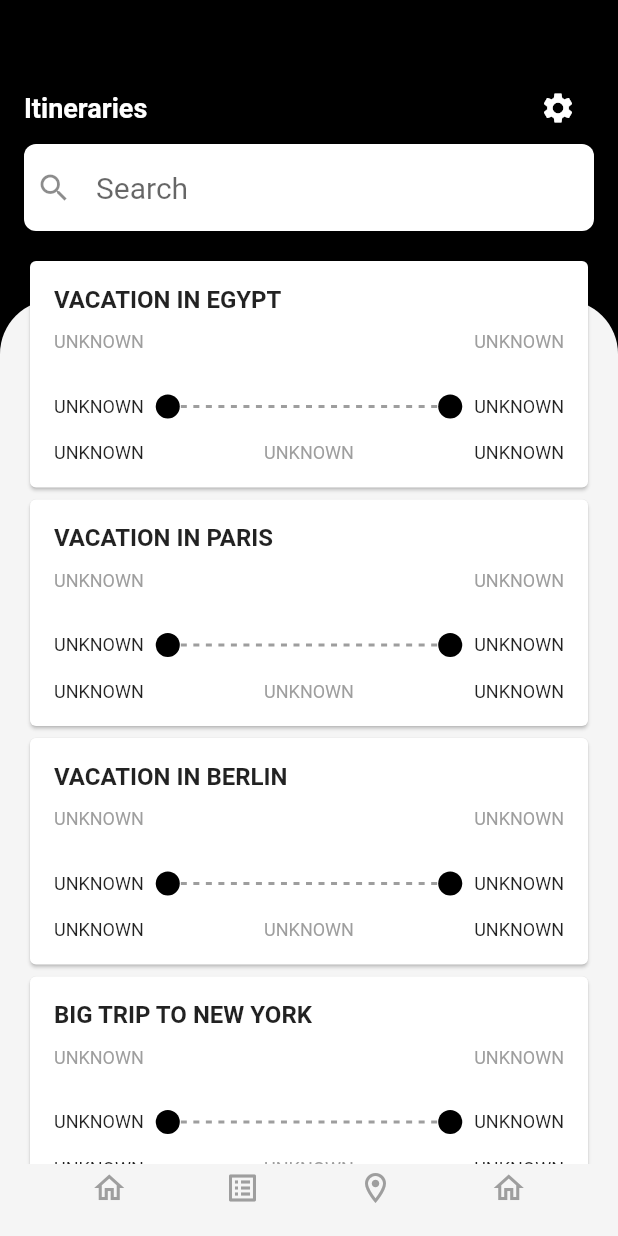
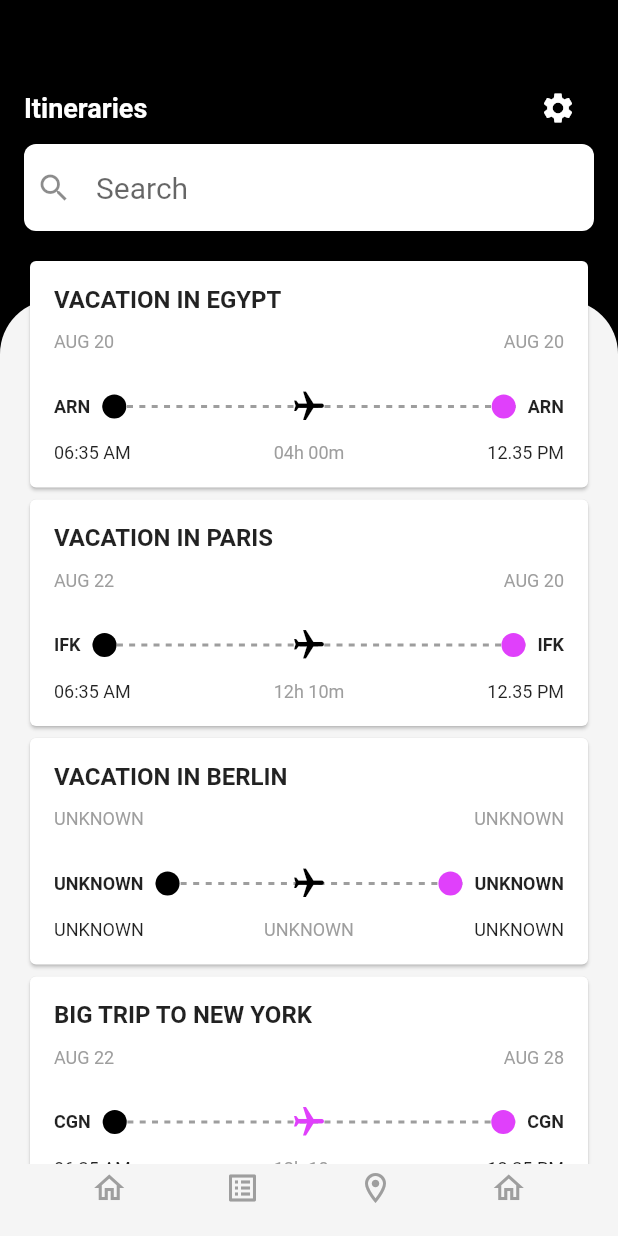
Before and after one commit to QD1221/flight_booking_app, a Flutter app: the TicketPage screen opened by its route, on a phone screen of 412 x 824 dp. Run offline on Flutter 3.47's test engine with Material 2 defaults, Android fonts, the phone set to English and light mode, and no system bars; our stand-ins replace flutter_svg, get, slider_button; missing offline and left inert: barcode; network calls fail.

Commit message:
4th commit

```diff
--- a/lib/model/flight_ticket.dart
+++ b/lib/model/flight_ticket.dart
@@ -1,4 +1,4 @@
-class FlightTicket{
+class FlightTicket {
   String? title;
   String? fromDate;
   String? fromTime;
@@ -23,15 +23,40 @@ class FlightTicket{
 
 List<FlightTicket> ticketItems = [
   FlightTicket(
-    title: 'VACATION IN EGYPT'
+    title: 'VACATION IN EGYPT',
+    fromDate: 'AUG 20',
+    fromTime: '06:35 AM',
+    arriveDate: 'AUG 20',
+    arriveTime: '12.35 PM',
+    elapsedTime: '04h 00m',
+    destination: 'ARN',
+    origin: 'ARN',
+    isRunning: false,
   ),
   FlightTicket(
-      title: 'VACATION IN PARIS'
+    title: 'VACATION IN PARIS',
+    fromDate: 'AUG 22',
+    fromTime: '06:35 AM',
+    arriveDate: 'AUG 20',
+    arriveTime: '12.35 PM',
+    elapsedTime: '12h 10m',
+    destination: 'COG',
+    origin: 'IFK',
+    isRunning: false,
   ),
   FlightTicket(
-      title: 'VACATION IN BERLIN'
+    title: 'VACATION IN BERLIN',
+
   ),
   FlightTicket(
-      title: 'BIG TRIP TO NEW YORK'
+    title: 'BIG TRIP TO NEW YORK',
+    fromDate: 'AUG 22',
+    fromTime: '06:35 AM',
+    arriveDate: 'AUG 28',
+    arriveTime: '12.35 PM',
+    elapsedTime: '12h 10m',
+    destination: 'GOT',
+    origin: 'CGN',
+    isRunning: true,
   )
 ];
--- a/lib/ui/start_page.dart
+++ b/lib/ui/start_page.dart
@@ -1,4 +1,3 @@
-import 'package:flight_booking_app/ui/ticket_page.dart';
 import 'package:flutter/material.dart';
 import 'package:get/get.dart';
 import 'package:slider_button/slider_button.dart';
--- a/lib/ui/ticket_page.dart
+++ b/lib/ui/ticket_page.dart
@@ -1,6 +1,8 @@
 import 'package:flight_booking_app/model/flight_ticket.dart';
+import 'package:flight_booking_app/ui/qr_scan_page.dart';
 import 'package:flight_booking_app/ui/ticket_separator.dart';
 import 'package:flutter/material.dart';
+import 'package:get/get.dart';
 
 class TicketPage extends StatefulWidget {
   const TicketPage({Key? key}) : super(key: key);
@@ -84,7 +86,12 @@ class _TicketPageState extends State<TicketPage> {
                       padding: EdgeInsets.zero,
                       itemBuilder: (context, index) {
                         FlightTicket _ticket = ticketItems[index];
-                        return Card(
+                        bool _isRunning = _ticket.isRunning ?? false;
+                        return GestureDetector(
+                          onTap: (){
+                            Get.to(() => QrScanPage());
+                          },
+                          child: Card(
                             child: Padding(
                               padding: const EdgeInsets.all(16),
                               child: Column(
@@ -125,12 +132,14 @@ class _TicketPageState extends State<TicketPage> {
                                     height: 48,
                                     width: double.infinity,
                                     child: Row(
-                                    crossAxisAlignment: CrossAxisAlignment.center,
+                                      crossAxisAlignment:
+                                          CrossAxisAlignment.center,
                                       children: [
                                         Text(
                                           _ticket.origin ?? 'UNKNOWN',
                                           style: TextStyle(
                                             fontSize: 12,
+                                            fontWeight: FontWeight.bold,
                                           ),
                                         ),
                                         Expanded(
@@ -149,17 +158,32 @@ class _TicketPageState extends State<TicketPage> {
                                                     color: Colors.grey,
                                                   ),
                                                 ),
+                                                AnimatedPositioned(
+                                                  top: 0,
+                                                  right: 0,
+                                                  left: 0,
+                                                  bottom: 0,
+                                                  duration:
+                                                      Duration(milliseconds: 150),
+                                                  child: RotatedBox(
+                                                    quarterTurns: 1,
+                                                    child: Icon(
+                                                      Icons.flight,
+                                                      color: _isRunning
+                                                          ? Colors.purpleAccent
+                                                          : Colors.black,
+                                                    ),
+                                                  ),
+                                                ),
                                                 Positioned(
                                                   top: 0,
                                                   left: 0,
                                                   bottom: 0,
                                                   child: CircleAvatar(
                                                     radius: 8,
-                                                  backgroundColor:
-                                                      Colors.black,
+                                                    backgroundColor: Colors.black,
                                                   ),
                                                 ),
-
                                                 Positioned(
                                                   top: 0,
                                                   right: 0,
@@ -167,7 +191,7 @@ class _TicketPageState extends State<TicketPage> {
                                                   child: CircleAvatar(
                                                     radius: 8,
                                                     backgroundColor:
-                                                      Colors.black,
+                                                        Colors.purpleAccent,
                                                   ),
                                                 ),
                                               ],
@@ -178,13 +202,15 @@ class _TicketPageState extends State<TicketPage> {
                                           _ticket.origin ?? 'UNKNOWN',
                                           style: TextStyle(
                                             fontSize: 12,
+                                            fontWeight: FontWeight.bold,
                                           ),
                                         ),
                                       ],
                                     ),
                                   ),
                                   Row(
-                                  mainAxisAlignment: MainAxisAlignment.spaceBetween,
+                                    mainAxisAlignment:
+                                        MainAxisAlignment.spaceBetween,
                                     children: [
                                       Text(
                                         '${_ticket.fromTime ?? 'UNKNOWN'}',
@@ -208,6 +234,7 @@ class _TicketPageState extends State<TicketPage> {
                                     ],
                                   )
                                 ],
+                              ),
                             ),
                           ),
                         );
--- a/pubspec.yaml
+++ b/pubspec.yaml
@@ -10,12 +10,12 @@ dependencies:
     sdk: flutter
   cupertino_icons: ^1.0.2
   get: ^4.3.8
-
   slider_button:
     git:
       url: https://github.com/Shiba-Kar/Slider-Button.git
       ref: master
-
+  barcode: ^2.1.0
+  flutter_svg: ^0.22.0
 dev_dependencies:
   flutter_test:
     sdk: flutter
```
Also changed, not shown: lib/ui/qr_scan_page.dart (added, +121 -0 lines), pubspec.lock. Lines whose indentation alone changed are shown as unchanged.
